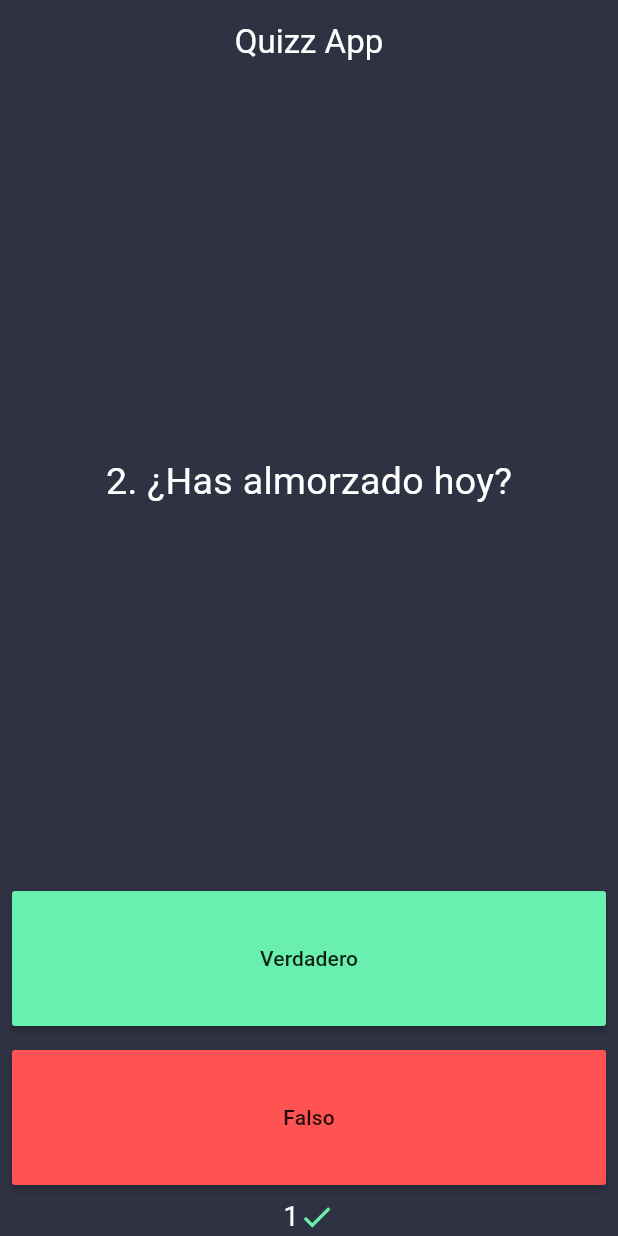
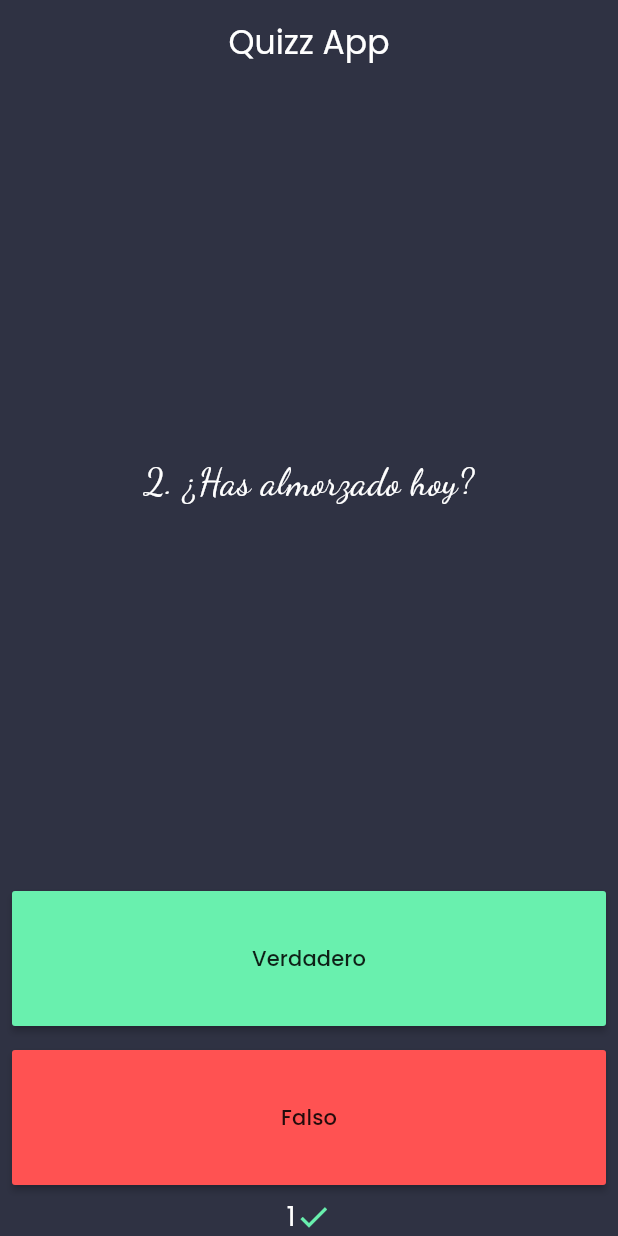
Before and after one commit to fr4nsgallegos/quizappg12, a Flutter app: the screen it shows after launch, after a tap on "Verdadero", on a phone screen of 412 x 824 dp. Run offline on Flutter 3.47's test engine with Material 3 defaults, Android fonts, the phone set to English and light mode, and no system bars; our stand-ins replace google_fonts.

Commit message:
fuentes con libreria google_fonts

```diff
--- a/lib/main.dart
+++ b/lib/main.dart
@@ -1,6 +1,14 @@
 import 'package:flutter/material.dart';
+import 'package:google_fonts/google_fonts.dart';
 import 'package:quizappg12/pages/home_page.dart';
 
-void main() {
-  runApp(MaterialApp(home: HomePage(), debugShowCheckedModeBanner: false));
+void main() async {
+  WidgetsFlutterBinding.ensureInitialized();
+  runApp(
+    MaterialApp(
+      home: HomePage(),
+      debugShowCheckedModeBanner: false,
+      theme: ThemeData(textTheme: GoogleFonts.poppinsTextTheme()),
+    ),
+  );
 }
--- a/lib/pages/home_page.dart
+++ b/lib/pages/home_page.dart
@@ -1,4 +1,5 @@
 import 'package:flutter/material.dart';
+import 'package:google_fonts/google_fonts.dart';
 import 'package:quizappg12/quiz_brain.dart';
 
 class HomePage extends StatefulWidget {
@@ -118,7 +119,11 @@ class _HomePageState extends State<HomePage> {
                 child: Center(
                   child: Text(
                     "${quizBrain.questionIndex + 1}. ${quizBrain.getQuestionText()}",
-                    style: TextStyle(color: Colors.white, fontSize: 25),
+                    style: GoogleFonts.dancingScript(
+                      fontSize: 25,
+                      color: Colors.white,
+                    ),
+                    //  TextStyle(color: Colors.white, fontSize: 25),
                   ),
                 ),
               ),
```
Also changed, not shown: pubspec.yaml (+3 -19 lines), pubspec.lock, 1 other file.
